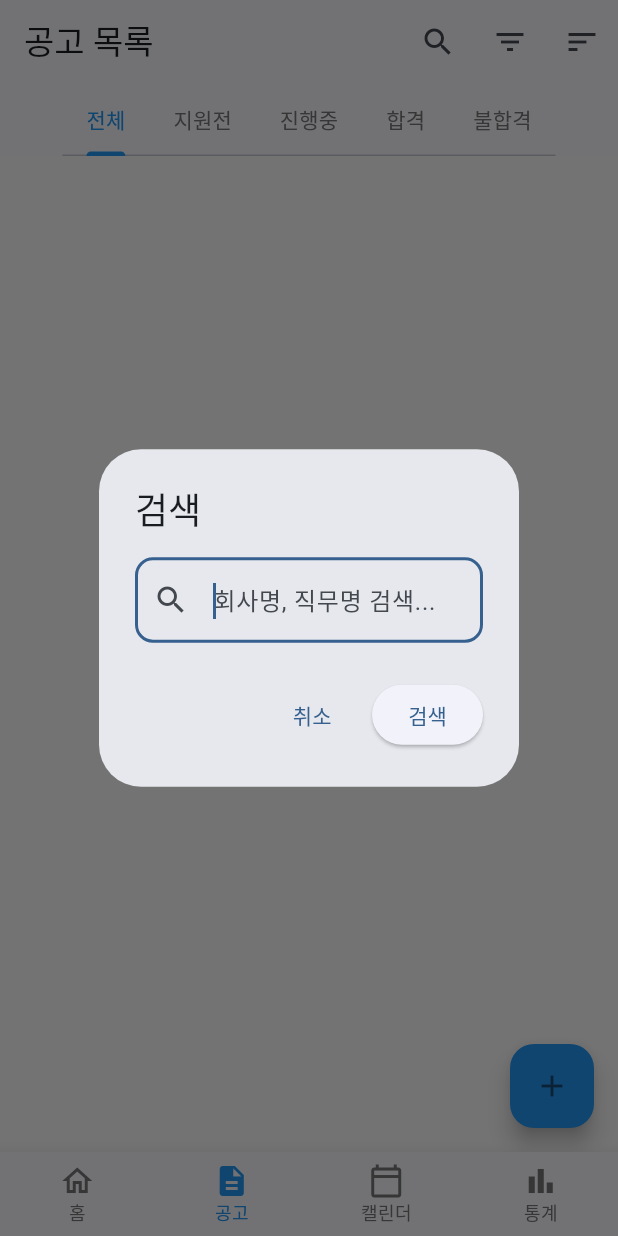
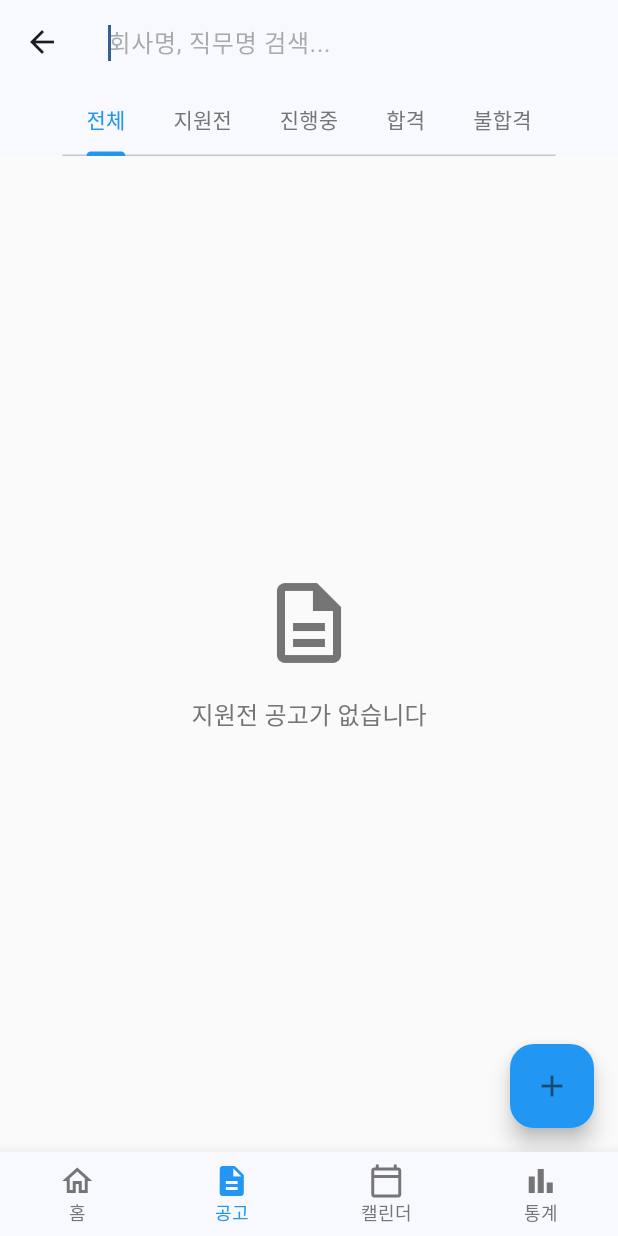
Before and after one commit to rbtc2/Jiwonham, a Flutter app: the screen it shows after launch, item 2 of the bottom bar chosen, after a tap on the "search" icon, on a phone screen of 412 x 824 dp. Run offline on Flutter 3.47's test engine with Material 3 defaults, Android fonts, the light colour scheme and no system bars; our stand-ins replace shared_preferences; Roboto replaces fonts that are missing (Pretendard).

Commit message:
검색글자 안보이거

```diff
--- a/lib/screens/applications/applications_screen.dart
+++ b/lib/screens/applications/applications_screen.dart
@@ -1,6 +1,7 @@
 // 공고 목록 화면
 // 모든 공고를 목록 형태로 보여주고, 검색 및 필터 기능 제공
 
+import 'dart:async';
 import 'package:flutter/material.dart';
 import 'package:flutter/services.dart';
 import '../../constants/app_colors.dart';
@@ -33,6 +34,9 @@ class ApplicationsScreenState extends State<ApplicationsScreen>
   // Phase 2: 검색 및 필터 상태
   String _searchQuery = '';
   String? _deadlineFilter;
+  bool _isSearchMode = false;
+  final TextEditingController _searchController = TextEditingController();
+  Timer? _searchDebounce;
 
   // Phase 1: 체크박스 선택 상태 관리
   bool _isSelectionMode = false;
@@ -56,6 +60,8 @@ class ApplicationsScreenState extends State<ApplicationsScreen>
     // Phase 3: 앱 생명주기 관찰자 제거
     WidgetsBinding.instance.removeObserver(this);
     _tabController.dispose();
+    _searchController.dispose();
+    _searchDebounce?.cancel();
     super.dispose();
   }
 
@@ -105,6 +111,8 @@ class ApplicationsScreenState extends State<ApplicationsScreen>
                     '${_selectedApplicationIds.length}개 선택됨',
                     key: const ValueKey('selection'),
                   )
+                : _isSearchMode
+                    ? _buildSearchBar(context)
                     : Column(
                         key: const ValueKey('normal'),
                         crossAxisAlignment: CrossAxisAlignment.start,
@@ -136,6 +144,14 @@ class ApplicationsScreenState extends State<ApplicationsScreen>
                     });
                   },
                   tooltip: '선택 모드 종료',
+                )
+              : _isSearchMode
+                  ? IconButton(
+                      icon: const Icon(Icons.arrow_back),
+                      onPressed: () {
+                        _exitSearchMode();
+                      },
+                      tooltip: '검색 종료',
                     )
                   : null,
           actions: _isSelectionMode
@@ -190,6 +206,20 @@ class ApplicationsScreenState extends State<ApplicationsScreen>
                       tooltip: '삭제',
                     ),
                 ]
+              : _isSearchMode
+                  ? [
+                      // 검색 모드일 때는 검색어가 있으면 초기화 버튼 표시
+                      if (_searchQuery.isNotEmpty)
+                        IconButton(
+                          icon: const Icon(Icons.clear),
+                          onPressed: () {
+                            _searchController.clear();
+                            _searchQuery = '';
+                            setState(() {});
+                          },
+                          tooltip: '검색어 지우기',
+                        ),
+                    ]
                   : [
                       // Phase 2: 검색 아이콘 (검색어가 있을 때 배지 표시)
                       Stack(
@@ -197,7 +227,7 @@ class ApplicationsScreenState extends State<ApplicationsScreen>
                           IconButton(
                             icon: const Icon(Icons.search),
                             onPressed: () {
-                          _showSearchDialog(context);
+                              _enterSearchMode();
                             },
                             tooltip: AppStrings.search,
                           ),
@@ -316,7 +346,45 @@ class ApplicationsScreenState extends State<ApplicationsScreen>
                 ],
           bottom: _buildTabBar(context),
         ),
-        body: TabBarView(
+        body: Column(
+          children: [
+            // 검색어 Chip 표시 (검색 모드가 아니고 검색어가 있을 때)
+            if (!_isSearchMode && _searchQuery.isNotEmpty)
+              Container(
+                width: double.infinity,
+                padding: const EdgeInsets.symmetric(horizontal: 16, vertical: 8),
+                color: AppColors.surface,
+                child: Wrap(
+                  spacing: 8,
+                  children: [
+                    Chip(
+                      label: Row(
+                        mainAxisSize: MainAxisSize.min,
+                        children: [
+                          const Icon(Icons.search, size: 16),
+                          const SizedBox(width: 4),
+                          Text(_searchQuery),
+                        ],
+                      ),
+                      onDeleted: () {
+                        setState(() {
+                          _searchQuery = '';
+                          _searchController.clear();
+                        });
+                      },
+                      deleteIcon: const Icon(Icons.close, size: 18),
+                      backgroundColor: AppColors.primary.withValues(alpha: 0.1),
+                      labelStyle: TextStyle(
+                        color: AppColors.primary,
+                        fontWeight: FontWeight.w500,
+                      ),
+                    ),
+                  ],
+                ),
+              ),
+            // 탭 내용
+            Expanded(
+              child: TabBarView(
                 controller: _tabController,
                 children: [
                   _buildApplicationList(context, ApplicationStatus.notApplied),
@@ -324,6 +392,9 @@ class ApplicationsScreenState extends State<ApplicationsScreen>
                   _buildApplicationList(context, ApplicationStatus.inProgress),
                   _buildApplicationList(context, ApplicationStatus.passed),
                   _buildApplicationList(context, ApplicationStatus.rejected),
+                ],
+              ),
+            ),
           ],
         ),
         // Phase 4: 새 공고 추가 버튼 (선택 모드일 때는 숨김)
@@ -630,6 +701,62 @@ class ApplicationsScreenState extends State<ApplicationsScreen>
     return filters.join(' • ');
   }
 
+  // 검색바 위젯
+  Widget _buildSearchBar(BuildContext context) {
+    return TextField(
+      controller: _searchController,
+      autofocus: true,
+      style: TextStyle(
+        fontSize: 16,
+        color: Theme.of(context).brightness == Brightness.dark
+            ? Colors.white
+            : AppColors.textPrimary,
+      ),
+      decoration: InputDecoration(
+        hintText: AppStrings.searchPlaceholder,
+        border: InputBorder.none,
+        hintStyle: TextStyle(
+          color: Theme.of(context).brightness == Brightness.dark
+              ? Colors.white.withValues(alpha: 0.7)
+              : AppColors.textSecondary.withValues(alpha: 0.6),
+        ),
+      ),
+      onChanged: (value) {
+        _searchDebounce?.cancel();
+        _searchDebounce = Timer(const Duration(milliseconds: 300), () {
+          if (mounted) {
+            setState(() {
+              _searchQuery = value.trim();
+            });
+          }
+        });
+      },
+      onSubmitted: (value) {
+        setState(() {
+          _searchQuery = value.trim();
+        });
+      },
+    );
+  }
+
+  // 검색 모드 진입
+  void _enterSearchMode() {
+    setState(() {
+      _isSearchMode = true;
+      _searchController.text = _searchQuery;
+    });
+  }
+
+  // 검색 모드 종료
+  void _exitSearchMode() {
+    setState(() {
+      _isSearchMode = false;
+      if (_searchQuery.isEmpty) {
+        _searchController.clear();
+      }
+    });
+  }
+
   // Phase 2: 빈 목록 UI 개선
   Widget _buildEmptyList(BuildContext context, String tabName) {
     final hasFilters =
@@ -671,59 +798,6 @@ class ApplicationsScreenState extends State<ApplicationsScreen>
     );
   }
 
-  // Phase 2: 검색 다이얼로그
-  void _showSearchDialog(BuildContext context) {
-    final searchController = TextEditingController(text: _searchQuery);
-
-    showDialog(
-      context: context,
-      builder: (context) => AlertDialog(
-        title: const Text(AppStrings.search),
-        content: TextField(
-          controller: searchController,
-          autofocus: true,
-          decoration: InputDecoration(
-            hintText: AppStrings.searchPlaceholder,
-            border: OutlineInputBorder(borderRadius: BorderRadius.circular(12)),
-            prefixIcon: const Icon(Icons.search),
-          ),
-          onSubmitted: (value) {
-            setState(() {
-              _searchQuery = value;
-            });
-            Navigator.pop(context);
-          },
-        ),
-        actions: [
-          if (_searchQuery.isNotEmpty)
-            TextButton(
-              onPressed: () {
-                setState(() {
-                  _searchQuery = '';
-                });
-                searchController.clear();
-              },
-              child: const Text('초기화'),
-            ),
-          TextButton(
-            onPressed: () {
-              Navigator.pop(context);
-            },
-            child: const Text(AppStrings.cancel),
-          ),
-          ElevatedButton(
-            onPressed: () {
-              setState(() {
-                _searchQuery = searchController.text.trim();
-              });
-              Navigator.pop(context);
-            },
-            child: const Text('검색'),
-          ),
-        ],
-      ),
-    );
-  }
 
   // Phase 2: 필터 다이얼로그
   void _showFilterDialog(BuildContext context) {
```
Also changed, not shown: lib/screens/application_detail/application_detail_screen.dart (+69 -6 lines). Lines whose indentation alone changed are shown as unchanged.
